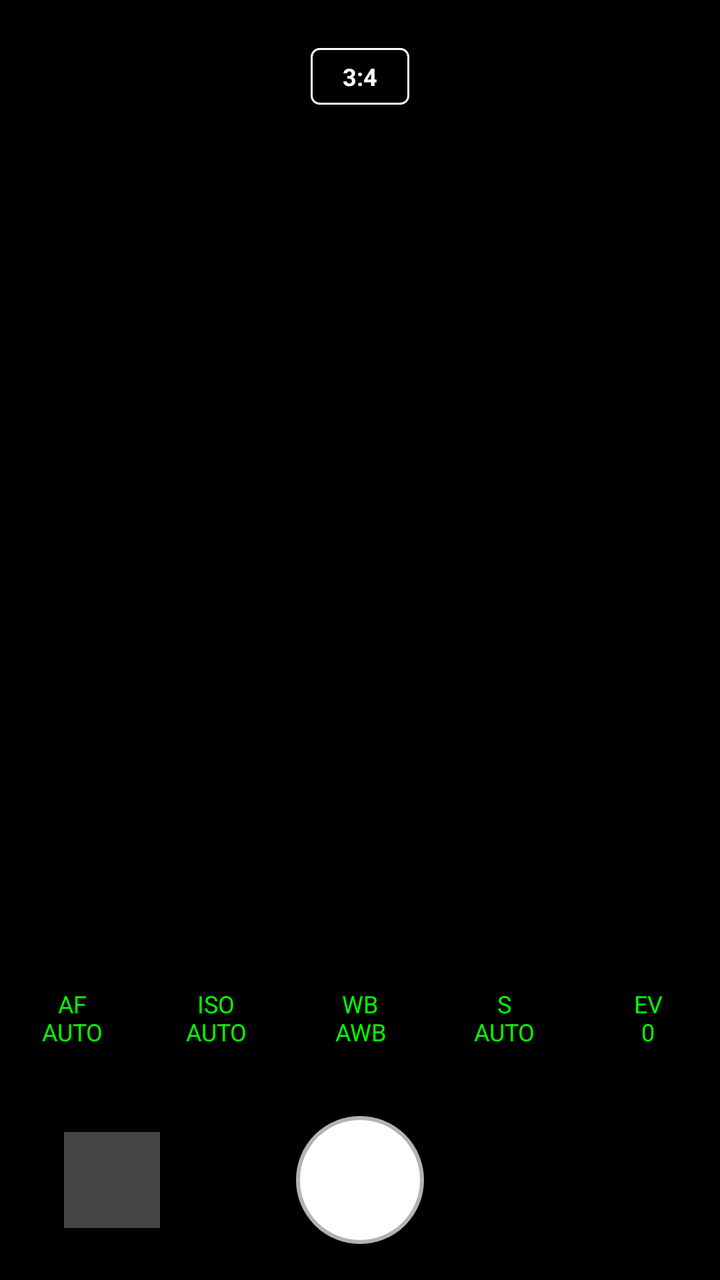
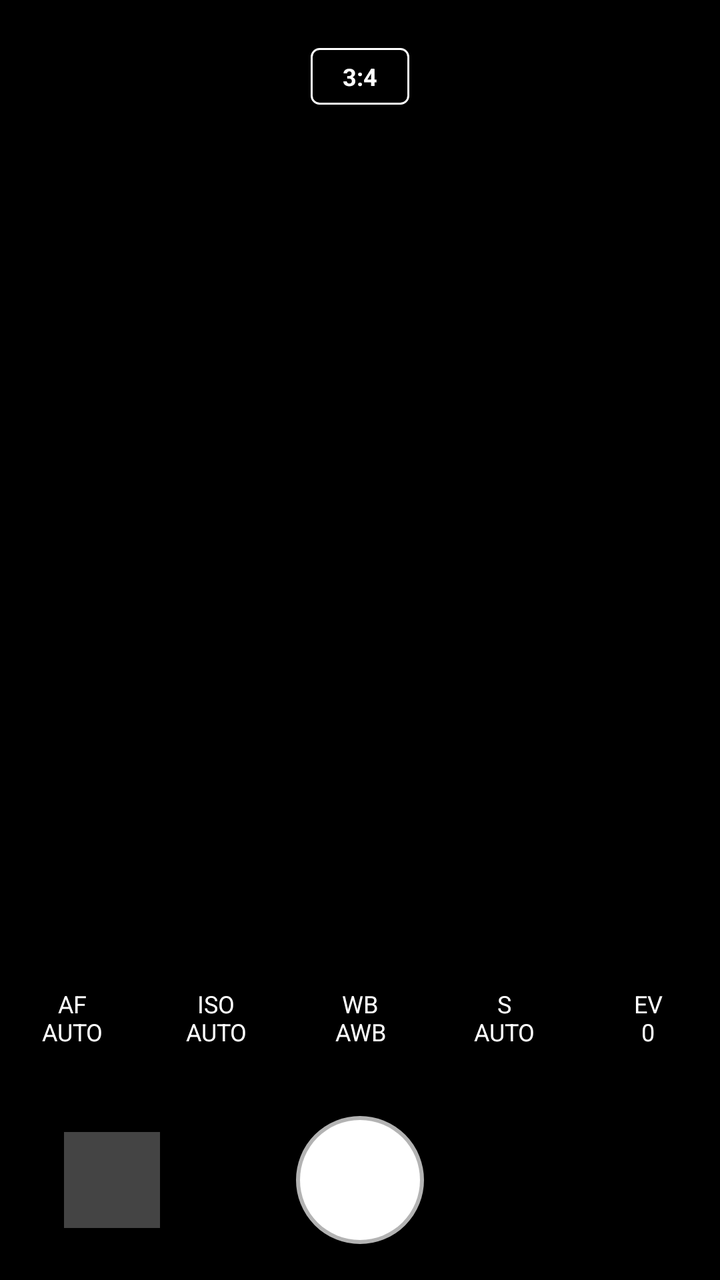

Before-and-after screenshots of an Android layout around one commit, followed by the original layout XML and the change that was made.
<!-- AndroidManifest.xml: application theme android:Theme.DeviceDefault.NoActionBar -->
<!-- res/layout/activity_main.xml -->
<?xml version="1.0" encoding="utf-8"?>
<RelativeLayout xmlns:android="http://schemas.android.com/apk/res/android"
    android:layout_width="match_parent"
    android:layout_height="match_parent"
    android:background="#000000">

    <RelativeLayout
        android:layout_width="match_parent"
        android:layout_height="match_parent"
        android:gravity="center">
        
        <TextureView
            android:id="@+id/view_finder"
            android:layout_width="match_parent"
            android:layout_height="wrap_content" />
    </RelativeLayout>

    
    <TextView
        android:id="@+id/btn_ratio"
        android:layout_width="wrap_content"
        android:layout_height="wrap_content"
        android:layout_alignParentTop="true"
        android:layout_centerHorizontal="true"
        android:layout_marginTop="24dp"
        android:background="@drawable/rect_bg"
        android:paddingHorizontal="16dp"
        android:paddingVertical="6dp"
        android:text="3:4"
        android:textColor="#FFFFFF"
        android:textSize="12sp"
        android:textStyle="bold"/>

    
    <LinearLayout
        android:id="@+id/control_panel"
        android:layout_width="match_parent"
        android:layout_height="wrap_content"
        android:layout_above="@id/bottom_bar"
        android:orientation="vertical"
        android:background="#88000000"
        android:paddingTop="4dp">

        <LinearLayout
            android:id="@+id/slider_panel"
            android:layout_width="match_parent"
            android:layout_height="wrap_content"
            android:orientation="horizontal"
            android:gravity="center_vertical"
            android:visibility="gone"
            android:layout_marginHorizontal="16dp"
            android:layout_marginBottom="8dp"
            android:paddingHorizontal="12dp"
            android:paddingVertical="8dp">

            <TextView
                android:id="@+id/btn_auto_toggle"
                android:layout_width="wrap_content"
                android:layout_height="wrap_content"
                android:textColor="#00FF00"
                android:textStyle="bold"
                android:textSize="14sp"
                android:paddingEnd="16dp"
                android:text="AUTO"/>

            <SeekBar
                android:id="@+id/setting_seekbar"
                android:layout_width="0dp"
                android:layout_weight="1"
                android:layout_height="wrap_content"
                android:max="100"
                android:splitTrack="false"
                android:progressDrawable="@drawable/ruler_track"
                android:thumb="@drawable/ruler_thumb"
                android:minHeight="24dp"
                android:maxHeight="24dp"/>
        </LinearLayout>

        <LinearLayout
            android:layout_width="match_parent"
            android:layout_height="wrap_content"
            android:orientation="horizontal"
            android:weightSum="5"
            android:paddingBottom="8dp">

            <TextView android:id="@+id/btn_af" android:layout_width="0dp" android:layout_height="wrap_content" android:layout_weight="1" android:text="AF\nAUTO" android:textColor="#00FF00" android:textSize="12sp" android:textAlignment="center" android:padding="8dp"/>
            <TextView android:id="@+id/btn_iso" android:layout_width="0dp" android:layout_height="wrap_content" android:layout_weight="1" android:text="ISO\nAUTO" android:textColor="#00FF00" android:textSize="12sp" android:textAlignment="center" android:padding="8dp"/>
            <TextView android:id="@+id/btn_wb" android:layout_width="0dp" android:layout_height="wrap_content" android:layout_weight="1" android:text="WB\nAWB" android:textColor="#00FF00" android:textSize="12sp" android:textAlignment="center" android:padding="8dp"/>
            <TextView android:id="@+id/btn_s" android:layout_width="0dp" android:layout_height="wrap_content" android:layout_weight="1" android:text="S\nAUTO" android:textColor="#00FF00" android:textSize="12sp" android:textAlignment="center" android:padding="8dp"/>
            <TextView android:id="@+id/btn_ev" android:layout_width="0dp" android:layout_height="wrap_content" android:layout_weight="1" android:text="EV\n0" android:textColor="#00FF00" android:textSize="12sp" android:textAlignment="center" android:padding="8dp"/>
        </LinearLayout>
    </LinearLayout>


    <RelativeLayout
        android:id="@+id/bottom_bar"
        android:layout_width="match_parent"
        android:layout_height="100dp"
        android:layout_alignParentBottom="true"
        android:background="#FF000000">


        <ImageView
            android:id="@+id/thumbnail_view"
            android:layout_width="48dp"
            android:layout_height="48dp"
            android:layout_centerVertical="true"
            android:layout_alignParentStart="true"
            android:layout_marginStart="32dp"
            android:scaleType="centerCrop"
            android:background="#44FFFFFF"
            android:clickable="true"
            android:focusable="true" />


        <View
            android:id="@+id/btn_capture"
            android:layout_width="64dp"
            android:layout_height="64dp"
            android:layout_centerInParent="true"
            android:clickable="true"
            android:focusable="true"
            android:background="@drawable/circle_button" />
    </RelativeLayout>
</RelativeLayout>
<!-- resources referenced by this layout -->
<resources>
  <!-- drawable circle_button (drawable) -->
  <?xml version="1.0" encoding="utf-8"?>
  <selector xmlns:android="http://schemas.android.com/apk/res/android">
      <item android:state_pressed="true">
          <shape android:shape="oval">
              <solid android:color="#999999" />
              <stroke android:width="4dp" android:color="#B3FFFFFF" />
          </shape>
      </item>
      <item>
          <shape android:shape="oval">
              <solid android:color="#FFFFFF" />
              <stroke android:width="4dp" android:color="#B3FFFFFF" />
          </shape>
      </item>
  </selector>
  <!-- drawable rect_bg (drawable) -->
  <?xml version="1.0" encoding="utf-8"?>
  <shape xmlns:android="http://schemas.android.com/apk/res/android" android:shape="rectangle">
      <solid android:color="#88000000" />
      <corners android:radius="4dp" />
      <stroke android:width="1dp" android:color="#FFFFFF" />
  </shape>
  <!-- drawable ruler_thumb (drawable) -->
  <?xml version="1.0" encoding="utf-8"?>
  <shape xmlns:android="http://schemas.android.com/apk/res/android" android:shape="rectangle">
      <solid android:color="#00FF00" />
      <size android:width="4dp" android:height="32dp" />
      <corners android:radius="2dp" />
  </shape>
  <!-- drawable ruler_track (drawable) -->
  <?xml version="1.0" encoding="utf-8"?>
  <layer-list xmlns:android="http://schemas.android.com/apk/res/android">
      <item android:gravity="center_vertical">
          <shape android:shape="line">
              <stroke 
                  android:width="16dp" 
                  android:color="#B3FFFFFF" 
                  android:dashWidth="2dp" 
                  android:dashGap="6dp" />
          </shape>
      </item>
  </layer-list>
</resources>

<!-- the commit's change to res/layout/activity_main.xml (unified diff, before → after) -->
@@ -4,9 +4,11 @@
     android:layout_height="match_parent"
     android:background="#000000">
 
+
     <RelativeLayout
         android:layout_width="match_parent"
         android:layout_height="match_parent"
+        android:layout_above="@+id/bottom_container"
         android:gravity="center">
         
         <TextureView
@@ -15,7 +17,7 @@
             android:layout_height="wrap_content" />
     </RelativeLayout>
 
-    
+
     <TextView
         android:id="@+id/btn_ratio"
         android:layout_width="wrap_content"
@@ -29,97 +31,95 @@
         android:text="3:4"
         android:textColor="#FFFFFF"
         android:textSize="12sp"
-        android:textStyle="bold"/>
+        android:textStyle="bold"
+        android:elevation="4dp"/>
 
     
     <LinearLayout
-        android:id="@+id/control_panel"
+        android:id="@+id/slider_panel"
         android:layout_width="match_parent"
         android:layout_height="wrap_content"
-        android:layout_above="@id/bottom_bar"
+        android:layout_above="@+id/bottom_container"
+        android:orientation="horizontal"
+        android:gravity="center_vertical"
+        android:visibility="gone"
+        android:background="#88000000"
+        android:paddingHorizontal="16dp"
+        android:paddingVertical="12dp">
+
+        <TextView
+            android:id="@+id/btn_auto_toggle"
+            android:layout_width="wrap_content"
+            android:layout_height="wrap_content"
+            android:textColor="#00FF00"
+            android:textStyle="bold"
+            android:textSize="14sp"
+            android:paddingEnd="16dp"
+            android:text="AUTO"/>
+
+        <SeekBar
+            android:id="@+id/setting_seekbar"
+            android:layout_width="0dp"
+            android:layout_weight="1"
+            android:layout_height="wrap_content"
+            android:max="100"
+            android:splitTrack="false"
+            android:progressDrawable="@drawable/ruler_track"
+            android:thumb="@drawable/ruler_thumb"
+            android:minHeight="24dp"
+            android:maxHeight="24dp"/>
+    </LinearLayout>
+
+
+    <LinearLayout
+        android:id="@+id/bottom_container"
+        android:layout_width="match_parent"
+        android:layout_height="wrap_content"
+        android:layout_alignParentBottom="true"
         android:orientation="vertical"
-        android:background="#88000000"
-        android:paddingTop="4dp">
+        android:background="#FF000000">
 
-        <LinearLayout
-            android:id="@+id/slider_panel"
-            android:layout_width="match_parent"
-            android:layout_height="wrap_content"
-            android:orientation="horizontal"
-            android:gravity="center_vertical"
-            android:visibility="gone"
-            android:layout_marginHorizontal="16dp"
-            android:layout_marginBottom="8dp"
-            android:paddingHorizontal="12dp"
-            android:paddingVertical="8dp">
-
-            <TextView
-                android:id="@+id/btn_auto_toggle"
-                android:layout_width="wrap_content"
-                android:layout_height="wrap_content"
-                android:textColor="#00FF00"
-                android:textStyle="bold"
-                android:textSize="14sp"
-                android:paddingEnd="16dp"
-                android:text="AUTO"/>
-
-            <SeekBar
-                android:id="@+id/setting_seekbar"
-                android:layout_width="0dp"
-                android:layout_weight="1"
-                android:layout_height="wrap_content"
-                android:max="100"
-                android:splitTrack="false"
-                android:progressDrawable="@drawable/ruler_track"
-                android:thumb="@drawable/ruler_thumb"
-                android:minHeight="24dp"
-                android:maxHeight="24dp"/>
-        </LinearLayout>
 
         <LinearLayout
             android:layout_width="match_parent"
             android:layout_height="wrap_content"
             android:orientation="horizontal"
             android:weightSum="5"
+            android:paddingTop="12dp"
             android:paddingBottom="8dp">
 
-            <TextView android:id="@+id/btn_af" android:layout_width="0dp" android:layout_height="wrap_content" android:layout_weight="1" android:text="AF\nAUTO" android:textColor="#00FF00" android:textSize="12sp" android:textAlignment="center" android:padding="8dp"/>
-            <TextView android:id="@+id/btn_iso" android:layout_width="0dp" android:layout_height="wrap_content" android:layout_weight="1" android:text="ISO\nAUTO" android:textColor="#00FF00" android:textSize="12sp" android:textAlignment="center" android:padding="8dp"/>
-            <TextView android:id="@+id/btn_wb" android:layout_width="0dp" android:layout_height="wrap_content" android:layout_weight="1" android:text="WB\nAWB" android:textColor="#00FF00" android:textSize="12sp" android:textAlignment="center" android:padding="8dp"/>
-            <TextView android:id="@+id/btn_s" android:layout_width="0dp" android:layout_height="wrap_content" android:layout_weight="1" android:text="S\nAUTO" android:textColor="#00FF00" android:textSize="12sp" android:textAlignment="center" android:padding="8dp"/>
-            <TextView android:id="@+id/btn_ev" android:layout_width="0dp" android:layout_height="wrap_content" android:layout_weight="1" android:text="EV\n0" android:textColor="#00FF00" android:textSize="12sp" android:textAlignment="center" android:padding="8dp"/>
+            <TextView android:id="@+id/btn_af" android:layout_width="0dp" android:layout_height="wrap_content" android:layout_weight="1" android:text="AF\nAUTO" android:textColor="#FFFFFF" android:textSize="12sp" android:textAlignment="center" android:padding="8dp"/>
+            <TextView android:id="@+id/btn_iso" android:layout_width="0dp" android:layout_height="wrap_content" android:layout_weight="1" android:text="ISO\nAUTO" android:textColor="#FFFFFF" android:textSize="12sp" android:textAlignment="center" android:padding="8dp"/>
+            <TextView android:id="@+id/btn_wb" android:layout_width="0dp" android:layout_height="wrap_content" android:layout_weight="1" android:text="WB\nAWB" android:textColor="#FFFFFF" android:textSize="12sp" android:textAlignment="center" android:padding="8dp"/>
+            <TextView android:id="@+id/btn_s" android:layout_width="0dp" android:layout_height="wrap_content" android:layout_weight="1" android:text="S\nAUTO" android:textColor="#FFFFFF" android:textSize="12sp" android:textAlignment="center" android:padding="8dp"/>
+            <TextView android:id="@+id/btn_ev" android:layout_width="0dp" android:layout_height="wrap_content" android:layout_weight="1" android:text="EV\n0" android:textColor="#FFFFFF" android:textSize="12sp" android:textAlignment="center" android:padding="8dp"/>
         </LinearLayout>
-    </LinearLayout>
 
 
-    <RelativeLayout
-        android:id="@+id/bottom_bar"
-        android:layout_width="match_parent"
-        android:layout_height="100dp"
-        android:layout_alignParentBottom="true"
-        android:background="#FF000000">
+        <RelativeLayout
+            android:layout_width="match_parent"
+            android:layout_height="100dp">
 
+            <ImageView
+                android:id="@+id/thumbnail_view"
+                android:layout_width="48dp"
+                android:layout_height="48dp"
+                android:layout_centerVertical="true"
+                android:layout_alignParentStart="true"
+                android:layout_marginStart="32dp"
+                android:scaleType="centerCrop"
+                android:background="#44FFFFFF"
+                android:clickable="true"
+                android:focusable="true" />
 
-        <ImageView
-            android:id="@+id/thumbnail_view"
-            android:layout_width="48dp"
-            android:layout_height="48dp"
-            android:layout_centerVertical="true"
-            android:layout_alignParentStart="true"
-            android:layout_marginStart="32dp"
-            android:scaleType="centerCrop"
-            android:background="#44FFFFFF"
-            android:clickable="true"
-            android:focusable="true" />
-
-
-        <View
-            android:id="@+id/btn_capture"
-            android:layout_width="64dp"
-            android:layout_height="64dp"
-            android:layout_centerInParent="true"
-            android:clickable="true"
-            android:focusable="true"
-            android:background="@drawable/circle_button" />
-    </RelativeLayout>
+            <View
+                android:id="@+id/btn_capture"
+                android:layout_width="64dp"
+                android:layout_height="64dp"
+                android:layout_centerInParent="true"
+                android:clickable="true"
+                android:focusable="true"
+                android:background="@drawable/circle_button" />
+        </RelativeLayout>
+    </LinearLayout>
 </RelativeLayout>
